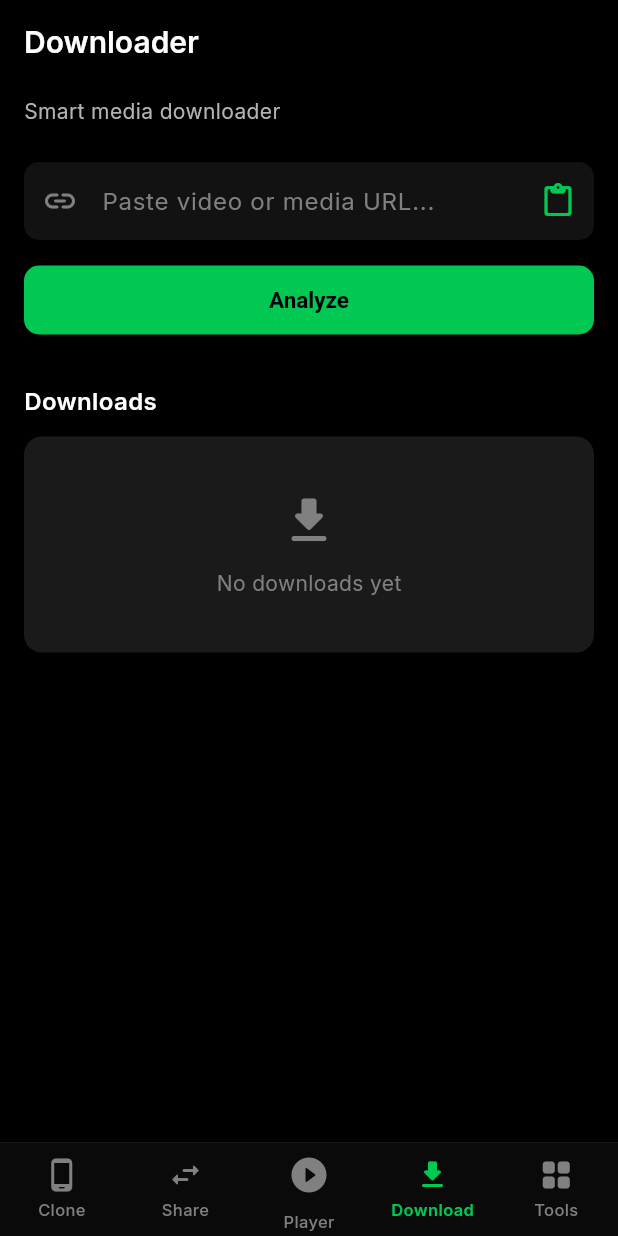
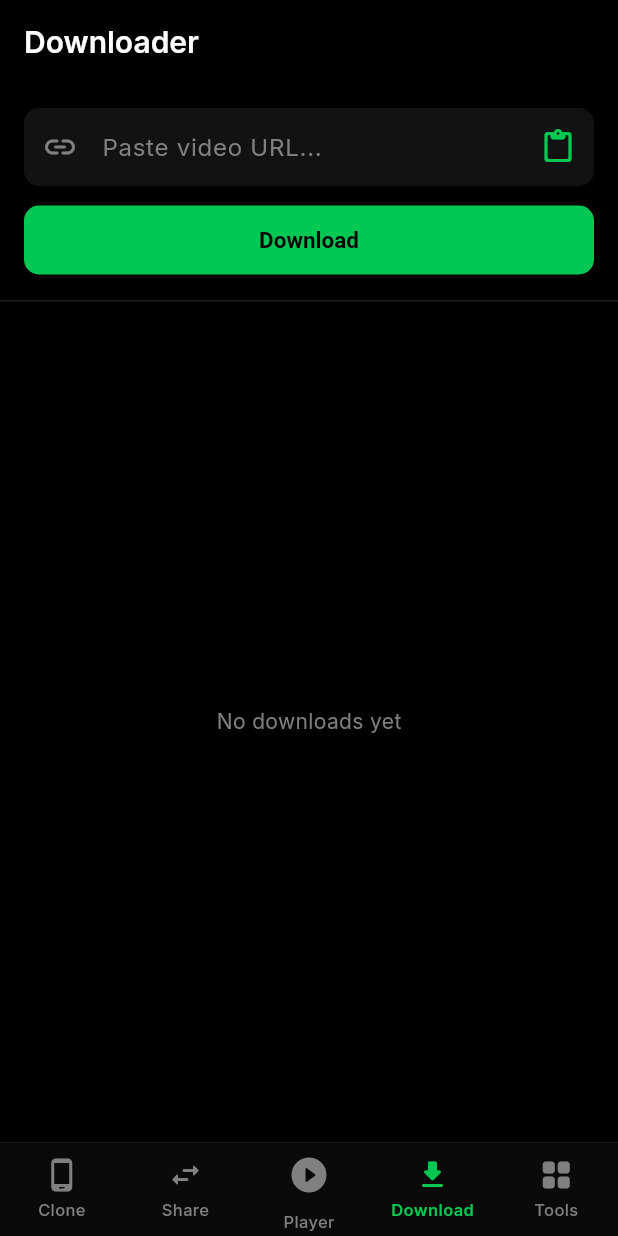
Before and after one commit to zenova2615/zenova, a Flutter app: the screen it shows after launch, item 2 of the bottom bar chosen, after a tap on "Download", on a phone screen of 412 x 824 dp. Run offline on Flutter 3.47's test engine with Material 3 defaults, Android fonts, the phone set to English and light mode, and no system bars; our stand-ins replace equatable, flutter_riverpod, go_router, google_fonts, hive_flutter, permission_handler and 2 more; missing offline and left inert: flutter_volume_controller, photo_manager, screen_brightness; accounts and stored records are empty.

Commit message:
Convert DownloaderScreen to StatefulWidget
Refactor DownloaderScreen to StatefulWidget and implement download functionality with URL input and progress tracking.

```diff
--- a/lib/features/downloader/screens/downloader_screen.dart
+++ b/lib/features/downloader/screens/downloader_screen.dart
@@ -1,82 +1,105 @@
 import 'package:flutter/material.dart';
+import 'package:flutter/services.dart';
 import '../../../core/theme/app_colors.dart';
 import '../../../core/constants/app_constants.dart';
+import '../models/download_item.dart';
+import '../services/download_service.dart';
 
-class DownloaderScreen extends StatelessWidget {
+class DownloaderScreen extends StatefulWidget {
   const DownloaderScreen({super.key});
+
+  @override
+  State<DownloaderScreen> createState() => _DownloaderScreenState();
+}
+
+class _DownloaderScreenState extends State<DownloaderScreen> {
+  final _urlController = TextEditingController();
+  final _downloadService = DownloadService();
+  List<DownloadItem> _downloads = [];
+
+  @override
+  void dispose() {
+    _urlController.dispose();
+    super.dispose();
+  }
+
+  Future<void> _analyzeAndDownload() async {
+    final url = _urlController.text.trim();
+    if (url.isEmpty) return;
+
+    final item = await _downloadService.addToQueue(
+      title: 'Video \( {DateTime.now().hour}: \){DateTime.now().minute}',
+      url: url,
+    );
+
+    setState(() => _downloads = _downloadService.queue);
+
+    _downloadService.startDownload(item.id, (updated) {
+      setState(() => _downloads = _downloadService.queue);
+    });
+
+    _urlController.clear();
+    FocusScope.of(context).unfocus();
+  }
 
   @override
   Widget build(BuildContext context) {
     return Scaffold(
       backgroundColor: AppColors.background,
       appBar: AppBar(
-        title: const Text(
-          'Downloader',
-          style: TextStyle(fontWeight: FontWeight.w600),
-        ),
+        title: const Text('Downloader', style: TextStyle(fontWeight: FontWeight.w600)),
       ),
       body: SafeArea(
-        child: ListView(
-          padding: const EdgeInsets.fromLTRB(16, 8, 16, 24),
+        child: Column(
           children: [
-            const Text(
-              'Smart media downloader',
-              style: TextStyle(
-                fontSize: 14,
-                color: AppColors.textSecondary,
-              ),
-            ),
-            const SizedBox(height: 24),
+            Padding(
+              padding: const EdgeInsets.all(16),
+              child: Column(
+                children: [
                   TextField(
+                    controller: _urlController,
+                    style: const TextStyle(color: AppColors.textPrimary),
                     decoration: InputDecoration(
-                hintText: 'Paste video or media URL...',
+                      hintText: 'Paste video URL...',
                       prefixIcon: const Icon(Icons.link_rounded, color: AppColors.textTertiary),
                       suffixIcon: IconButton(
-                  onPressed: () {},
+                        onPressed: () async {
+                          final data = await Clipboard.getData(Clipboard.kTextPlain);
+                          if (data?.text != null) {
+                            _urlController.text = data!.text!;
+                          }
+                        },
                         icon: const Icon(Icons.paste_rounded, color: AppColors.primary),
-                ),
-                filled: true,
-                fillColor: AppColors.surfaceVariant,
-                border: OutlineInputBorder(
-                  borderRadius: BorderRadius.circular(10),
-                  borderSide: BorderSide.none,
                       ),
                     ),
                   ),
-            const SizedBox(height: 16),
+                  const SizedBox(height: 12),
                   SizedBox(
                     width: double.infinity,
                     child: ElevatedButton(
-                onPressed: () {},
-                child: const Text('Analyze'),
+                      onPressed: _analyzeAndDownload,
+                      child: const Text('Download'),
                     ),
                   ),
-            const SizedBox(height: 32),
-            const Text(
-              'Downloads',
-              style: TextStyle(
-                fontSize: 16,
-                fontWeight: FontWeight.w600,
-                color: AppColors.textPrimary,
+                ],
               ),
             ),
-            const SizedBox(height: 12),
-            Container(
-              width: double.infinity,
-              padding: const EdgeInsets.symmetric(vertical: 36, horizontal: 16),
-              decoration: BoxDecoration(
-                color: AppColors.card,
-                borderRadius: BorderRadius.circular(AppConstants.borderRadius),
+            const Divider(height: 1),
+            Expanded(
+              child: _downloads.isEmpty
+                  ? const Center(
+                      child: Text(
+                        'No downloads yet',
+                        style: TextStyle(color: AppColors.textTertiary),
                       ),
-              child: const Column(
-                children: [
-                  Icon(Icons.download_rounded, size: 40, color: AppColors.textTertiary),
-                  SizedBox(height: 12),
-                  Text(
-                    'No downloads yet',
-                    style: TextStyle(fontSize: 14, color: AppColors.textTertiary),
-                  ),
-                ],
+                    )
+                  : ListView.builder(
+                      padding: const EdgeInsets.all(16),
+                      itemCount: _downloads.length,
+                      itemBuilder: (context, index) {
+                        final item = _downloads[index];
+                        return _DownloadTile(item: item);
+                      },
                     ),
             ),
           ],
@@ -85,3 +108,42 @@ class DownloaderScreen extends StatelessWidget {
     );
   }
 }
+
+class _DownloadTile extends StatelessWidget {
+  final DownloadItem item;
+  const _DownloadTile({required this.item});
+
+  @override
+  Widget build(BuildContext context) {
+    return Container(
+      margin: const EdgeInsets.only(bottom: 10),
+      padding: const EdgeInsets.all(14),
+      decoration: BoxDecoration(
+        color: AppColors.card,
+        borderRadius: BorderRadius.circular(AppConstants.borderRadius),
+      ),
+      child: Column(
+        crossAxisAlignment: CrossAxisAlignment.start,
+        children: [
+          Text(
+            item.title,
+            maxLines: 1,
+            overflow: TextOverflow.ellipsis,
+            style: const TextStyle(fontWeight: FontWeight.w500, color: AppColors.textPrimary),
+          ),
+          const SizedBox(height: 8),
+          LinearProgressIndicator(
+            value: item.progress,
+            backgroundColor: AppColors.surfaceVariant,
+            color: AppColors.primary,
+          ),
+          const SizedBox(height: 6),
+          Text(
+            '${(item.progress * 100).toStringAsFixed(0)}%  •  ${item.status.name}',
+            style: const TextStyle(fontSize: 12, color: AppColors.textTertiary),
+          ),
+        ],
+      ),
+    );
+  }
+}
```
Lines whose indentation alone changed are shown as unchanged.
